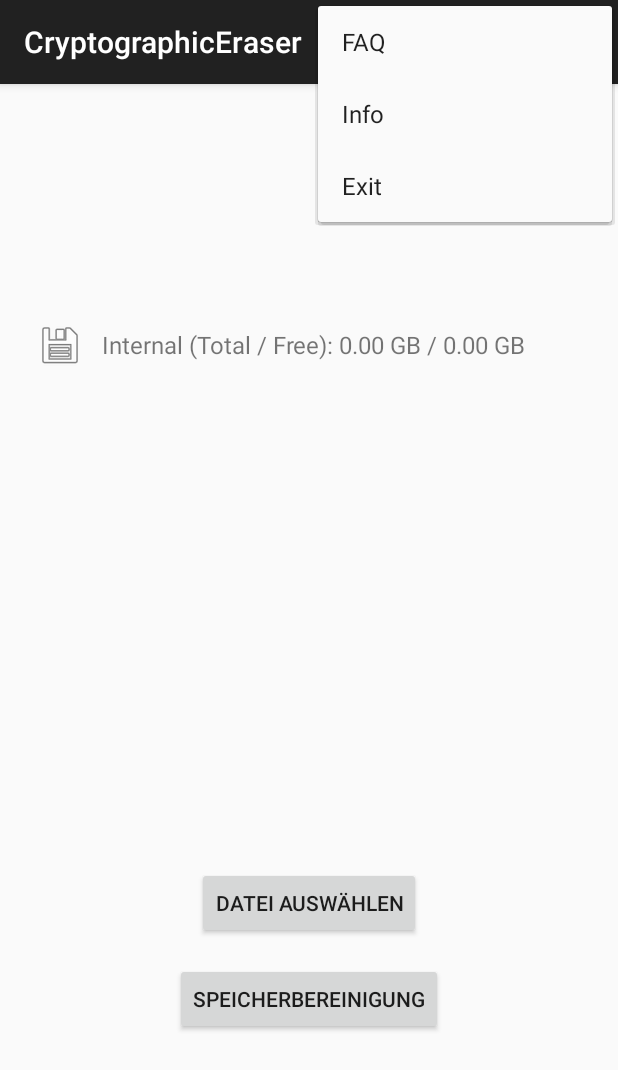
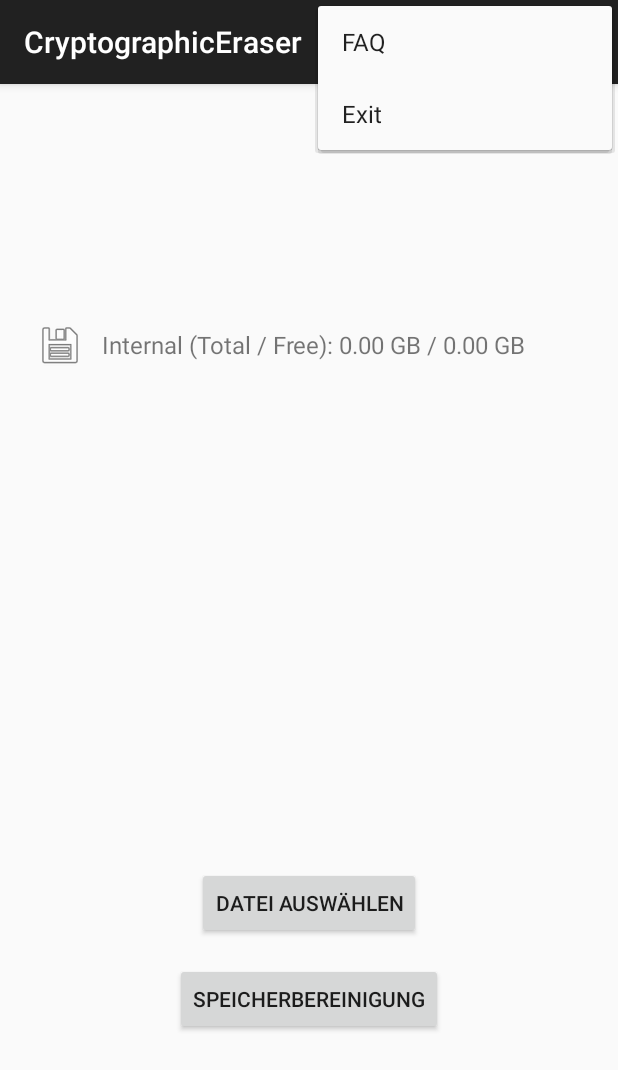
Before and after one commit to ratk87/CryptographicEraser, an Android app built with Jetpack Compose: the screen it shows after launch (MainActivity), with the options menu open, on a phone screen of 412 x 824 dp. Shown: the top 1070 px of the screen. Run offline under Robolectric (Android 15) with nearby library versions, the phone set to English and light mode, and no system bars; 1 statement that could not run was skipped.

Commit message:
Menu -> Info, entfernt

```diff
--- a/app/src/main/res/menu/menu_main.xml
+++ b/app/src/main/res/menu/menu_main.xml
@@ -8,10 +8,6 @@
         app:showAsAction="never"/>
 
     <!-- Info Placeholder -->
-    <item
-        android:id="@+id/action_info"
-        android:title="@string/action_info"
-        app:showAsAction="never"/>
 
     <!-- Exit Button - NO ICON so it stays in the overflow menu -->
     <item
```
